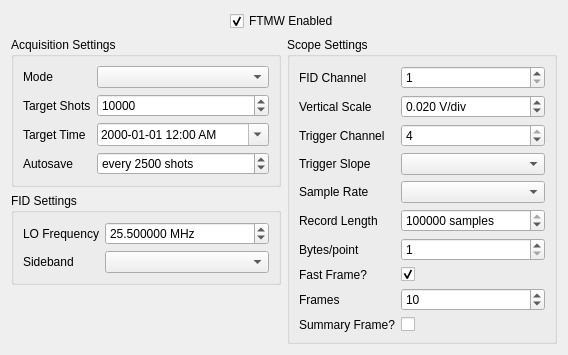
Before: the Qt Designer form ftmwconfigwidget.ui in kncrabtree/blackchirp, drawn with Qt 5.
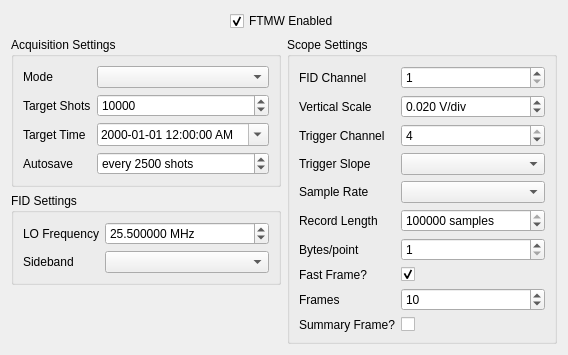
After: the same form once the commit is applied.

What changed in the file:
```diff
--- a/ftmwconfigwidget.ui
+++ b/ftmwconfigwidget.ui
@@ -116,7 +116,7 @@
              <string>&lt;html&gt;&lt;head/&gt;&lt;body&gt;&lt;p&gt;If the mode is &amp;quot;target time,&amp;quot; the experiment will finish at this time.&lt;/p&gt;&lt;p&gt;In all other modes, this value is ignored.&lt;/p&gt;&lt;/body&gt;&lt;/html&gt;</string>
             </property>
             <property name="displayFormat">
-             <string>yyyy-MM-dd h:mm AP</string>
+             <string>yyyy-MM-dd h:mm:ss AP</string>
             </property>
             <property name="calendarPopup">
              <bool>true</bool>
```
Left out of the diff: 3 changed lines with no effect on the pictures.
